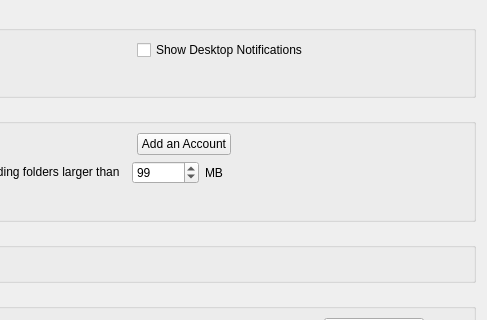
Before: the Qt Designer form src/gui/generalsettings.ui in GrossLukas/client, drawn with Qt 5; both pictures show x 219 to 706 and y 0 to 320 of the 706 by 523 pixel window.
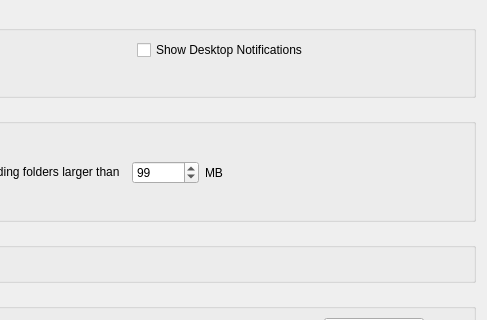
After: the same form once the commit is applied.

Commit message:
AccountSettings: Add a toolbox button for the account specific actions.
Also move the 'Add Account' button from the General Tab, where it
is not properly found, to the new account toolbox.

```diff
--- a/src/gui/generalsettings.ui
+++ b/src/gui/generalsettings.ui
@@ -13,8 +13,8 @@
   <property name="windowTitle">
    <string>Form</string>
   </property>
-  <layout class="QVBoxLayout" name="verticalLayout_2">
-   <item>
+  <layout class="QGridLayout" name="gridLayout_3">
+   <item row="0" column="0">
     <widget class="QGroupBox" name="generalGroupBox">
      <property name="title">
       <string>General Settings</string>
@@ -47,7 +47,7 @@
      </layout>
     </widget>
    </item>
-   <item>
+   <item row="1" column="0">
     <widget class="QGroupBox" name="groupBox">
      <property name="title">
       <string>Advanced</string>
@@ -77,31 +77,7 @@
         </item>
        </layout>
       </item>
-      <item row="0" column="1">
-       <layout class="QHBoxLayout" name="horizontalLayout_2">
-        <item>
-         <widget class="QPushButton" name="addAccountButton">
-          <property name="text">
-           <string>Add an Account</string>
-          </property>
-         </widget>
-        </item>
-        <item>
-         <spacer name="horizontalSpacer_2">
-          <property name="orientation">
-           <enum>Qt::Horizontal</enum>
-          </property>
-          <property name="sizeHint" stdset="0">
-           <size>
-            <width>40</width>
-            <height>20</height>
-           </size>
-          </property>
-         </spacer>
-        </item>
-       </layout>
-      </item>
-      <item row="1" column="0" colspan="2">
+      <item row="1" column="0">
        <layout class="QHBoxLayout" name="horizontalLayout_3">
         <item>
          <widget class="QCheckBox" name="newFolderLimitCheckBox">
@@ -232,7 +208,7 @@
      </layout>
     </widget>
    </item>
-   <item>
+   <item row="4" column="0">
     <spacer name="verticalSpacer">
      <property name="orientation">
       <enum>Qt::Vertical</enum>
```
Left out of the diff: 16 changed lines with no effect on the pictures. The commit also changes 5 other files.
